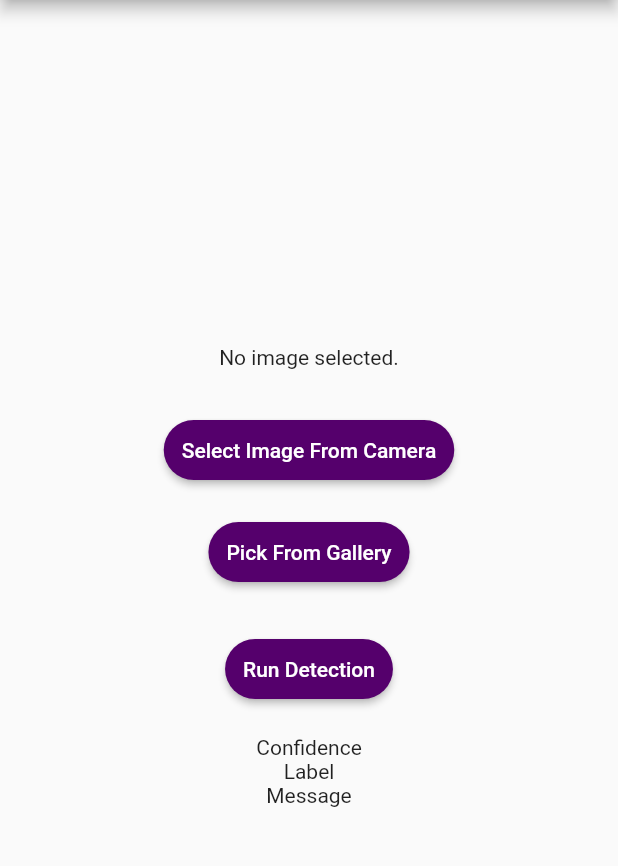
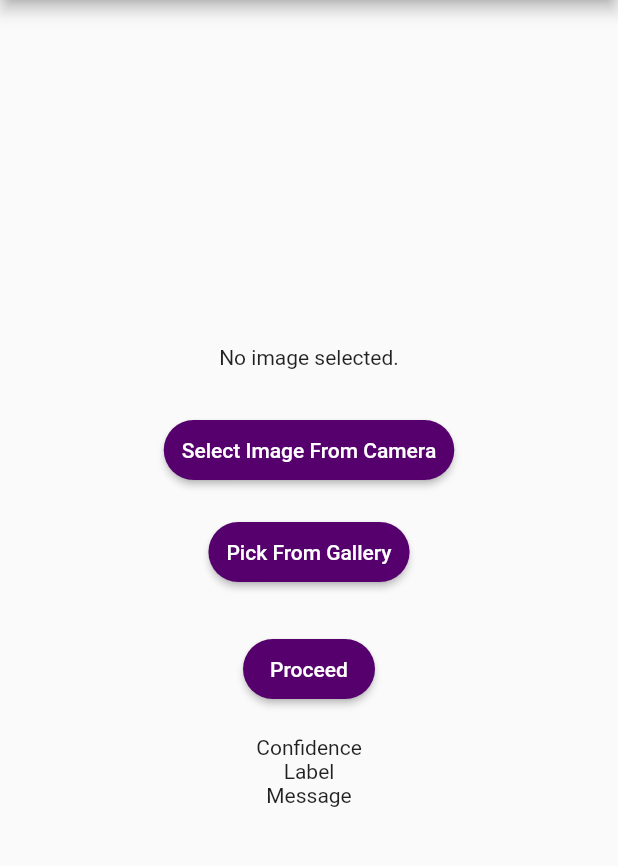
Before and after one commit to katungi/eyero, a Flutter app: the MyImagePicker screen opened by its route, on a phone screen of 412 x 824 dp, the part 84-950 px from its top. Run offline on Flutter 3.47's test engine with Material 2 defaults, Android fonts, the phone set to English and light mode, and no system bars; our stand-ins replace image_picker, liquid_swipe; missing offline and left inert: tflite.

Commit message:
Added Painting

```diff
--- a/lib/myImagePicker.dart
+++ b/lib/myImagePicker.dart
@@ -1,6 +1,7 @@
 import 'dart:io';
 
 import 'package:eyero/Result.dart';
+import 'package:eyero/myResultsPage.dart';
 import 'package:flutter/material.dart';
 import 'package:image_picker/image_picker.dart';
 import 'package:tflite/tflite.dart';
@@ -15,6 +16,13 @@ class MyImagePicker extends StatefulWidget {
   @override
   _MyImagePickerState createState() => _MyImagePickerState();
 }
+
+// class Analysis {
+//   final double confidence;
+//   final String label, message;
+
+//   Analysis(this.confidence, this.label, this.message);
+// }
 
 class _MyImagePickerState extends State<MyImagePicker> {
   File imageURI;
@@ -116,14 +124,28 @@ class _MyImagePickerState extends State<MyImagePicker> {
               Container(
                   margin: EdgeInsets.fromLTRB(0, 30, 0, 20),
                   child: RaisedButton(
-                    shape: RoundedRectangleBorder(
-                        borderRadius: new BorderRadius.circular(30.0)),
-                    onPressed: () => classifyImage(),
-                    child: Text('Run Detection'),
-                    textColor: Colors.white,
-                    color: Color(0xFF55006c),
-                    padding: EdgeInsets.fromLTRB(12, 12, 12, 12),
-                  )),
+                      shape: RoundedRectangleBorder(
+                          borderRadius: new BorderRadius.circular(30.0)),
+                      // onPressed: () => classifyImage(),
+                      // MyResultsPage();
+
+                      child: Text('Proceed'),
+                      textColor: Colors.white,
+                      color: Color(0xFF55006c),
+                      padding: EdgeInsets.fromLTRB(12, 12, 12, 12),
+                      onPressed: () {
+                        classifyImage();
+                        // Navigator.push(
+                        //   context,
+                        //   MaterialPageRoute(builder: (context) {
+                        //     return MyResultsPage(
+                        //       confidence: confidence,
+                        //       label: label,
+                        //       message: message,
+                        //     );
+                        //   }),
+                        // );
+                      })),
               confidence == null ? Text('Confidence') : Text(confidence + " %"),
               label == null ? Text('Label') : Text(label),
               message == null ? Text('Message') : Text(message)
--- a/pubspec.yaml
+++ b/pubspec.yaml
@@ -28,6 +28,7 @@ dependencies:
   percent_indicator: "^2.1.7+2"
   introduction_screen: ^1.0.9
   liquid_swipe: ^1.5.0
+  google_fonts: ^1.0.0
 
 
   # The following adds the Cupertino Icons font to your application.
```
Also changed, not shown: lib/results_page.dart (deleted), pubspec.lock.
